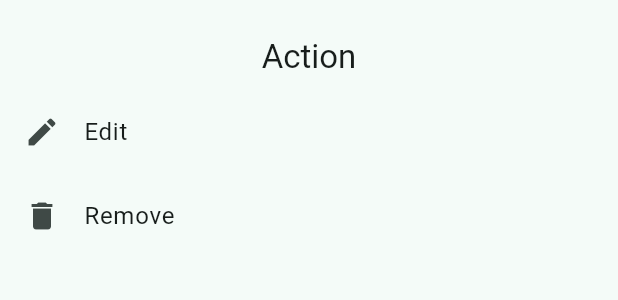
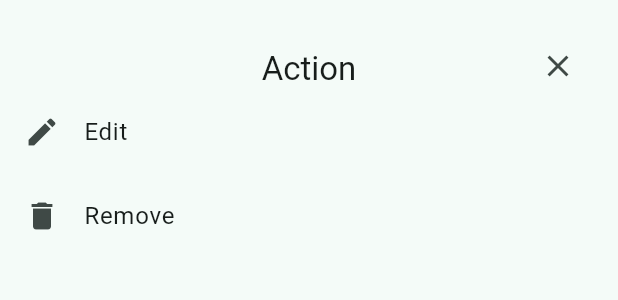
Before and after one commit to levirs565/readlog_LeviRizkiSaputra_ITCMobile, a Flutter app: the BookHistoryActionSheet widget shown alone on an empty page, opened directly, on a phone screen of 412 x 824 dp. Shown: the top 300 px of the screen. Run offline on Flutter 3.47's test engine with Material 3 defaults, Android fonts, the phone set to English and light mode, and no system bars; our stand-ins replace sqflite; accounts and stored records are empty.

Commit message:
feat: make read history action sheet use base bottom sheet

```diff
--- a/lib/ui/component/base_bottom_sheet.dart
+++ b/lib/ui/component/base_bottom_sheet.dart
@@ -17,12 +17,14 @@ class BaseBottomSheet extends StatelessWidget {
   final Widget child;
   final bool scrollable;
   final Future<bool> Function(Object?)? popHandler;
+  final double horizontalPadding;
 
   const BaseBottomSheet({
     super.key,
     required this.child,
     this.scrollable = true,
     this.popHandler,
+    this.horizontalPadding = 16.0
   });
 
   @override
@@ -40,9 +42,9 @@ class BaseBottomSheet extends StatelessWidget {
         children: [
           Padding(
             padding: EdgeInsets.fromLTRB(
-              16,
+              horizontalPadding,
               32,
-              16,
+              horizontalPadding,
               32 + MediaQuery.of(context).viewInsets.bottom,
             ),
             child: child,
--- a/lib/ui/page/read_histories.dart
+++ b/lib/ui/page/read_histories.dart
@@ -1,5 +1,6 @@
 import 'package:flutter/material.dart';
 import 'package:readlog/data/entities.dart';
+import 'package:readlog/ui/component/base_bottom_sheet.dart';
 import 'package:readlog/ui/utils/dialog.dart';
 import 'package:readlog/ui/utils/refresh_controller.dart';
 import 'package:readlog/ui/component/conditional_widget.dart';
@@ -141,7 +142,7 @@ class BookHistoryActionSheet extends StatelessWidget {
   const BookHistoryActionSheet({super.key});
 
   static Future<BookHistoryActionSheetResult?> show(BuildContext context) {
-    return showModalBottomSheet<BookHistoryActionSheetResult>(
+    return BaseBottomSheet.showModal(
       context: context,
       builder: (context) => BookHistoryActionSheet(),
     );
@@ -149,25 +150,20 @@ class BookHistoryActionSheet extends StatelessWidget {
 
   @override
   Widget build(BuildContext context) {
-    return Wrap(
-      children: [
-        Padding(
-          padding: EdgeInsets.symmetric(vertical: 16),
+    return BaseBottomSheet(
+      horizontalPadding: 0,
       child: Column(
         crossAxisAlignment: CrossAxisAlignment.center,
         children: [
-              Padding(
-                padding: EdgeInsets.symmetric(vertical: 8, horizontal: 16),
-                child: Text(
+          Text(
             "Action",
             style: TextTheme.of(context).titleLarge,
-                ),
           ),
           ListTile(
             leading: const Icon(Icons.edit),
             title: const Text("Edit"),
-                onTap: () => Navigator.of(context)
-                    .pop(BookHistoryActionSheetResult.edit),
+            onTap: () =>
+                Navigator.of(context).pop(BookHistoryActionSheetResult.edit),
           ),
           ListTile(
             leading: const Icon(Icons.delete),
@@ -177,8 +173,6 @@ class BookHistoryActionSheet extends StatelessWidget {
           )
         ],
       ),
-        )
-      ],
     );
   }
 }
```
Lines whose indentation alone changed are shown as unchanged.
